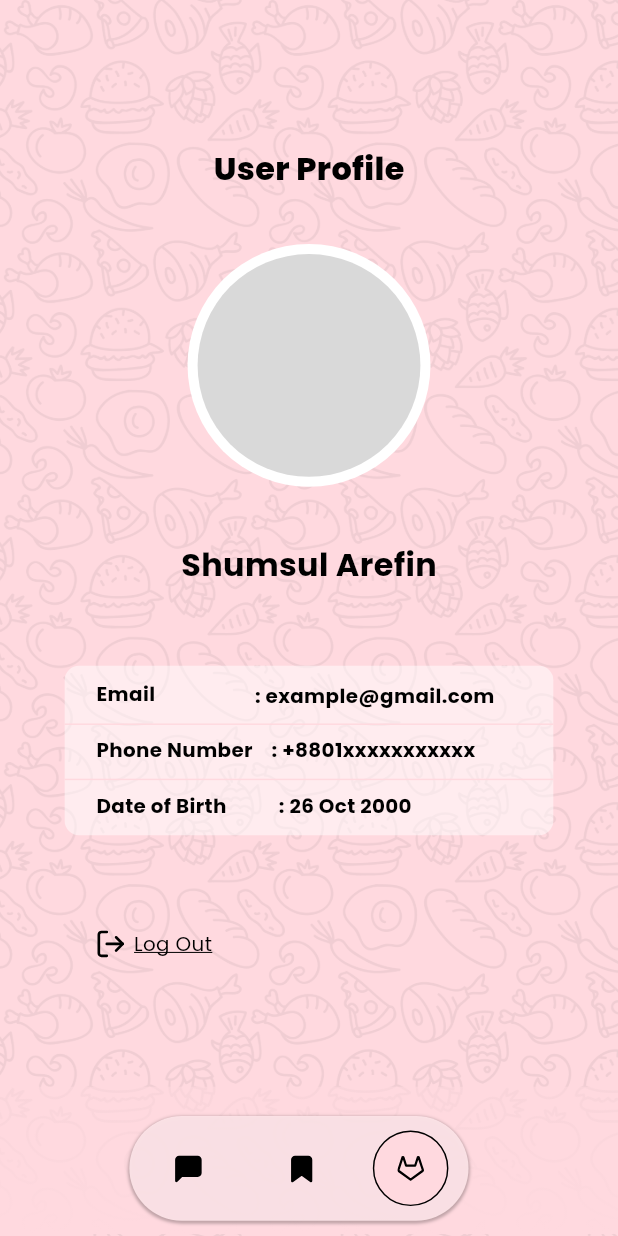
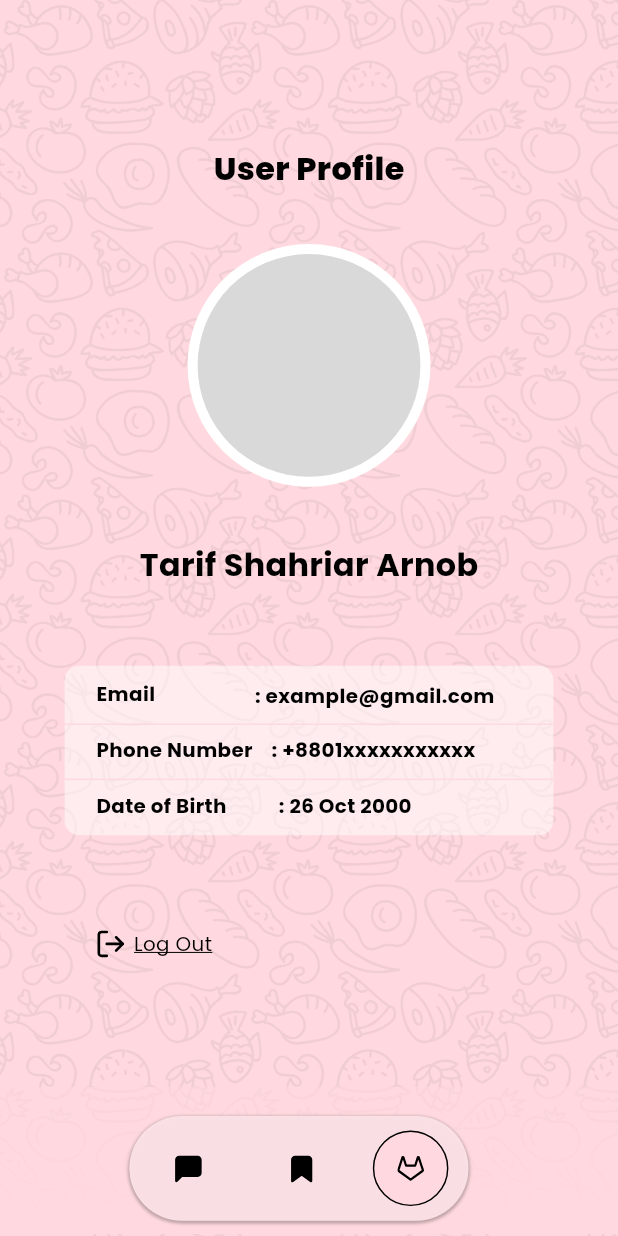
Before and after one commit to iftekhirulislamm/FoodApp, a Flutter app: the SixScreen screen opened by its route, on a phone screen of 412 x 824 dp. Run offline on Flutter 3.47's test engine with Material 3 defaults, Android fonts, the phone set to English and light mode, and no system bars; our stand-ins replace cached_network_image, connectivity_plus, flutter_svg.

Commit message:
Update six_screen.dart

```diff
--- a/lib/presentation/six_screen/six_screen.dart
+++ b/lib/presentation/six_screen/six_screen.dart
@@ -58,7 +58,7 @@ class SixScreen extends StatelessWidget {
                 ),
                 SizedBox(height: 41.v),
                 Text(
-                  "Shumsul Arefin",
+                  "Tarif Shahriar Arnob",
                   style: CustomTextStyles.headlineSmallBold,
                 ),
                 SizedBox(height: 60.v),
```
